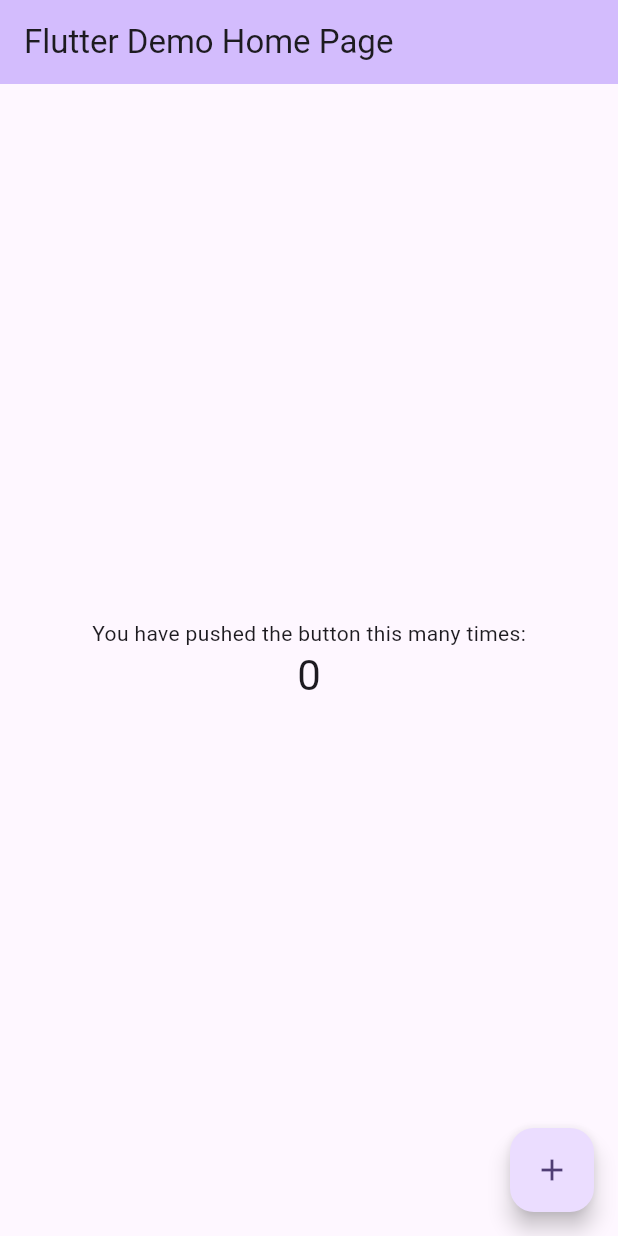
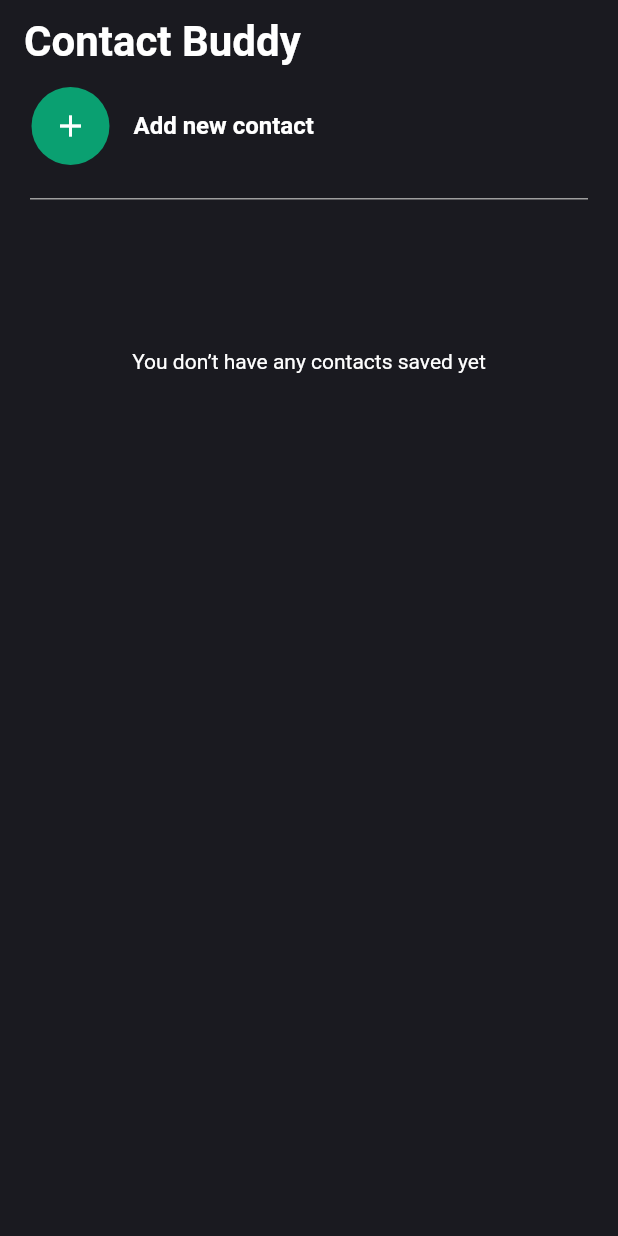
Before and after one commit to musabibnsiraj/contacts-buddy, a Flutter app: the screen it shows after launch, on a phone screen of 412 x 824 dp. Run offline on Flutter 3.47's test engine with Material 2 defaults, Android fonts, the phone set to English and light mode, and no system bars; our stand-ins replace flutter_spinkit, fluttertoast, sqflite; accounts and stored records are empty; Roboto replaces fonts that are missing (Montserrat).

Commit message:
added - provider, contact screen and lsiitng, contact model, db helper and sqflite and path dependencies

```diff
--- a/lib/helpers/db_helper.dart
+++ b/lib/helpers/db_helper.dart
@@ -35,8 +35,6 @@ class DB {
 
   static Future<List<Map<String, dynamic>>> getAll(String table) async {
     final db = await DB.database();
-    // final List<Map<String, Object?>> datas = await db.query(table);
-    // return datas.map((e) => TrackingsModel.fromMap(e)).toList();
     return db.query(table);
   }
 
--- a/lib/main.dart
+++ b/lib/main.dart
@@ -1,125 +1,61 @@
+import 'package:contacts_buddy/providers/contact_provider.dart';
+import 'package:contacts_buddy/screens/contacts_screen.dart';
+import 'package:contacts_buddy/widgets/constant.dart';
 import 'package:flutter/material.dart';
+import 'package:provider/provider.dart';
 
 void main() {
   runApp(const MyApp());
 }
 
-class MyApp extends StatelessWidget {
+class MyApp extends StatefulWidget {
   const MyApp({super.key});
 
-  // This widget is the root of your application.
   @override
-  Widget build(BuildContext context) {
-    return MaterialApp(
-      title: 'Flutter Demo',
-      theme: ThemeData(
-        // This is the theme of your application.
-        //
-        // TRY THIS: Try running your application with "flutter run". You'll see
-        // the application has a blue toolbar. Then, without quitting the app,
-        // try changing the seedColor in the colorScheme below to Colors.green
-        // and then invoke "hot reload" (save your changes or press the "hot
-        // reload" button in a Flutter-supported IDE, or press "r" if you used
-        // the command line to start the app).
-        //
-        // Notice that the counter didn't reset back to zero; the application
-        // state is not lost during the reload. To reset the state, use hot
-        // restart instead.
-        //
-        // This works for code too, not just values: Most code changes can be
-        // tested with just a hot reload.
-        colorScheme: ColorScheme.fromSeed(seedColor: Colors.deepPurple),
-        useMaterial3: true,
-      ),
-      home: const MyHomePage(title: 'Flutter Demo Home Page'),
-    );
-  }
+  State<MyApp> createState() => _MyAppState();
 }
 
-class MyHomePage extends StatefulWidget {
-  const MyHomePage({super.key, required this.title});
-
-  // This widget is the home page of your application. It is stateful, meaning
-  // that it has a State object (defined below) that contains fields that affect
-  // how it looks.
-
-  // This class is the configuration for the state. It holds the values (in this
-  // case the title) provided by the parent (in this case the App widget) and
-  // used by the build method of the State. Fields in a Widget subclass are
-  // always marked "final".
-
-  final String title;
-
+class _MyAppState extends State<MyApp> {
   @override
-  State<MyHomePage> createState() => _MyHomePageState();
-}
-
-class _MyHomePageState extends State<MyHomePage> {
-  int _counter = 0;
-
-  void _incrementCounter() {
-    setState(() {
-      // This call to setState tells the Flutter framework that something has
-      // changed in this State, which causes it to rerun the build method below
-      // so that the display can reflect the updated values. If we changed
-      // _counter without calling setState(), then the build method would not be
-      // called again, and so nothing would appear to happen.
-      _counter++;
-    });
+  void initState() {
+    super.initState();
   }
 
   @override
   Widget build(BuildContext context) {
-    // This method is rerun every time setState is called, for instance as done
-    // by the _incrementCounter method above.
-    //
-    // The Flutter framework has been optimized to make rerunning build methods
-    // fast, so that you can just rebuild anything that needs updating rather
-    // than having to individually change instances of widgets.
-    return Scaffold(
-      appBar: AppBar(
-        // TRY THIS: Try changing the color here to a specific color (to
-        // Colors.amber, perhaps?) and trigger a hot reload to see the AppBar
-        // change color while the other colors stay the same.
-        backgroundColor: Theme.of(context).colorScheme.inversePrimary,
-        // Here we take the value from the MyHomePage object that was created by
-        // the App.build method, and use it to set our appbar title.
-        title: Text(widget.title),
+    return MultiProvider(
+      providers: [ChangeNotifierProvider.value(value: ContactProvider())],
+      child: MaterialApp(
+        builder: (context, child) {
+          // Set the textScaleFactor to 1.0 to disable system font scaling
+          return MediaQuery(
+            data: MediaQuery.of(context).copyWith(textScaleFactor: 1.0),
+            child: child!,
+          );
+        },
+        theme: ThemeData(
+          unselectedWidgetColor: appWhite,
+          iconTheme: IconThemeData(color: appIconColor),
+          scaffoldBackgroundColor: appBgColor,
+          textTheme: const TextTheme().copyWith(
+            bodyMedium: TextStyle(color: appTextColor),
+            displayLarge: TextStyle(color: appTextColor),
+            displayMedium: TextStyle(color: appTextColor),
+            titleMedium: TextStyle(color: appTextColor),
+            titleSmall: TextStyle(color: appTextColor),
+          ),
+          inputDecorationTheme: InputDecorationTheme(
+            labelStyle: TextStyle(color: appTextColor),
+            hintStyle: TextStyle(color: appTextColor),
+          ),
+          primaryColor: primaryAppColor,
+          colorScheme: ColorScheme.fromSwatch(
+                  primarySwatch: primaryColor, backgroundColor: primaryColor)
+              .copyWith(background: appBgColor),
+        ),
+        debugShowCheckedModeBanner: false,
+        home: const ContactsScreen(),
       ),
-      body: Center(
-        // Center is a layout widget. It takes a single child and positions it
-        // in the middle of the parent.
-        child: Column(
-          // Column is also a layout widget. It takes a list of children and
-          // arranges them vertically. By default, it sizes itself to fit its
-          // children horizontally, and tries to be as tall as its parent.
-          //
-          // Column has various properties to control how it sizes itself and
-          // how it positions its children. Here we use mainAxisAlignment to
-          // center the children vertically; the main axis here is the vertical
-          // axis because Columns are vertical (the cross axis would be
-          // horizontal).
-          //
-          // TRY THIS: Invoke "debug painting" (choose the "Toggle Debug Paint"
-          // action in the IDE, or press "p" in the console), to see the
-          // wireframe for each widget.
-          mainAxisAlignment: MainAxisAlignment.center,
-          children: <Widget>[
-            const Text(
-              'You have pushed the button this many times:',
-            ),
-            Text(
-              '$_counter',
-              style: Theme.of(context).textTheme.headlineMedium,
-            ),
-          ],
-        ),
-      ),
-      floatingActionButton: FloatingActionButton(
-        onPressed: _incrementCounter,
-        tooltip: 'Increment',
-        child: const Icon(Icons.add),
-      ), // This trailing comma makes auto-formatting nicer for build methods.
     );
   }
 }
--- a/lib/models/contact_buddy_model.dart
+++ b/lib/models/contact_buddy_model.dart
@@ -14,7 +14,7 @@ class ContactBuddy {
 
   factory ContactBuddy.fromJson(Map<String, dynamic> json) {
     return ContactBuddy(
-        id: json['_id'].toString(),
+        id: json['id'].toString(),
         firstname: json['firstname'].toString(),
         lastname: json['lastname'].toString(),
         phone: json['phone'].toString(),
--- /dev/null
+++ b/lib/screens/contacts_screen.dart
@@ -0,0 +1,198 @@
+import 'dart:async';
+import 'package:contacts_buddy/helpers/utill.dart';
+import 'package:contacts_buddy/models/contact_buddy_model.dart';
+import 'package:contacts_buddy/providers/contact_provider.dart';
+import '../../widgets/common_widget.dart';
+import 'package:flutter/material.dart';
+import 'package:provider/provider.dart';
+import '../widgets/constant.dart';
+
+class ContactsScreen extends StatefulWidget {
+  const ContactsScreen({Key? key}) : super(key: key);
+
+  @override
+  State<ContactsScreen> createState() => _ContactsScreenState();
+}
+
+class _ContactsScreenState extends State<ContactsScreen> {
+  List<ContactBuddy> userContacts = [];
+  bool loading = false;
+
+  @override
+  void initState() {
+    super.initState();
+    init();
+  }
+
+  init() async {
+    await getAllContacts();
+  }
+
+  // Update your getAllContacts function
+  Future<void> getAllContacts() async {
+    setState(() => loading = true);
+    try {
+      ContactProvider contactProvider =
+          Provider.of<ContactProvider>(context, listen: false);
+      if (mounted) {
+        await contactProvider.getAllContacts();
+      }
+    } catch (e) {
+      Utill.showError("Error: $e");
+    } finally {
+      setState(() => loading = false);
+    }
+  }
+
+  removeContact(String id, BuildContext context) async {
+    setState(() => loading = true);
+    try {
+      await Provider.of<ContactProvider>(context, listen: false)
+          .deleteContact(id);
+    } catch (e) {
+      Utill.showError("Error: $e");
+    } finally {
+      setState(() => loading = false);
+    }
+  }
+
+  @override
+  Widget build(BuildContext context) {
+    final contactProvider = Provider.of<ContactProvider>(context, listen: true);
+    final userContacts = contactProvider.getAllContact;
+    final isLoading = contactProvider.isLoading;
+
+    return Scaffold(
+      appBar: appBar('Contact Buddy'),
+      body: SafeArea(
+          child: Stack(
+        children: [
+          Column(
+            children: [
+              ListTile(
+                onTap: () async {},
+                leading: Container(
+                  height: 52,
+                  width: 52,
+                  margin: const EdgeInsets.only(left: 5),
+                  child: CircleAvatar(
+                    radius: 52,
+                    backgroundColor: primaryAppColor,
+                    child: Icon(
+                      Icons.add,
+                      color: appIconColor,
+                    ),
+                  ),
+                ),
+                title: const Text(
+                  'Add new contact',
+                  style: TextStyle(
+                    fontSize: 16,
+                    fontFamily: "Montserrat",
+                    fontWeight: FontWeight.w700,
+                  ),
+                ),
+              ),
+              const SizedBox(
+                height: 10,
+              ),
+              const SizedBox(
+                height: 10,
+              ),
+              Container(
+                padding: const EdgeInsets.only(left: 10),
+                margin: const EdgeInsets.only(left: 20, right: 20),
+                decoration: BoxDecoration(
+                  border: Border(bottom: BorderSide(color: appGrey)),
+                ),
+              ),
+              if (!isLoading && !loading && userContacts.isEmpty)
+                const Padding(
+                  padding: EdgeInsets.only(top: 100.0),
+                  child: Text('You don’t have any contacts saved yet'),
+                ),
+              Expanded(
+                  child: Scrollbar(
+                thumbVisibility: true,
+                child: ListView.builder(
+                  itemCount: userContacts.length,
+                  itemBuilder: (ctx, i) {
+                    ContactBuddy c = userContacts.elementAt(i);
+                    return Dismissible(
+                      key: UniqueKey(),
+                      direction: DismissDirection.horizontal,
+                      onDismissed: (!isLoading && !loading)
+                          ? (direction) async {
+                              setState(() {
+                                // Remove the item from the list.
+                                userContacts.removeAt(i);
+                              });
+                              await removeContact(c.id, context);
+                            }
+                          : null,
+                      background: Container(
+                        color: appRemoveColor,
+                        child: Align(
+                          alignment: Alignment.centerLeft,
+                          child: Padding(
+                            padding: const EdgeInsets.symmetric(
+                                horizontal: 20.0, vertical: 15),
+                            child: Column(
+                              children: [
+                                Icon(
+                                  Icons.delete,
+                                  color: appWhite,
+                                ),
+                                const Text('Remove'),
+                              ],
+                            ),
+                          ),
+                        ),
+                      ),
+                      secondaryBackground: Container(
+                        color: appRemoveColor,
+                        child: Align(
+                          alignment: Alignment.centerRight,
+                          child: Padding(
+                            padding: const EdgeInsets.symmetric(
+                                horizontal: 20.0, vertical: 15),
+                            child: Column(
+                              children: [
+                                Icon(
+                                  Icons.delete,
+                                  color: appWhite,
+                                ),
+                                const Text('Remove'),
+                              ],
+                            ),
+                          ),
+                        ),
+                      ),
+                      child: SizedBox(
+                        child: Padding(
+                          padding: const EdgeInsets.only(
+                              top: 8.0, bottom: 8.0, left: 4, right: 4),
+                          child: ListTile(
+                            onTap: () {},
+                            leading: CircleAvatar(
+                                backgroundColor: appGreen,
+                                child: Text(c.initials() ?? "")),
+                            trailing: Text(c.phone),
+                            title: Text(
+                              "${c.firstname} ${c.lastname}",
+                            ),
+                          ),
+                        ),
+                      ),
+                    );
+                  },
+                ),
+              ))
+            ],
+          ),
+          if (loading || isLoading) const Spinner()
+        ],
+      )),
+    );
+  }
+}
--- /dev/null
+++ b/lib/widgets/constant.dart
@@ -0,0 +1,33 @@
+import 'package:flutter/material.dart';
+
+//App colors
+Color appWhite = Colors.white;
+Color appBarText = Colors.white;
+Color appBarBgColor = Colors.transparent;
+Color appBlack = Colors.black;
+Color appGrey = Colors.grey;
+Color appRed = Colors.red;
+Color appBlue = Colors.blue;
+Color appTextColor = Colors.white;
+Color appIconColor = Colors.white;
+Color appRemoveColor = const Color.fromRGBO(246, 75, 101, 1);
+Color appGreen = const Color.fromARGB(255, 16, 160, 113);
+Color infoColor = const Color.fromARGB(204, 67, 89, 212);
+Color alertBoxBgColor = const Color.fromRGBO(31, 34, 42, 1);
+
+MaterialColor primaryColor = const MaterialColor(0xFF10A071, <int, Color>{
+  50: Color(0xFFE6F4F1),
+  100: Color(0xFFBFE6D9),
+  200: Color(0xFF94CDBF),
+  300: Color(0xFF6AB4A6),
+  400: Color(0xFF4C9D8F),
+  500: Color(0xFF308678),
+  600: Color(0xFF297B6E),
+  700: Color(0xFF206B5E),
+  800: Color(0xFF185B4E),
+  900: Color(0xFF0F483B),
+});
+
+Color appSpinColor = Colors.white;
+Color primaryAppColor = const Color.fromRGBO(10, 160, 113, 1);
+Color appBgColor = const Color(0xFF1A1A20);
--- a/pubspec.yaml
+++ b/pubspec.yaml
@@ -38,6 +38,8 @@ dependencies:
   sqflite: ^2.3.0
   provider: ^6.1.1
   path: ^1.8.3
+  flutter_spinkit: ^5.2.0
+  fluttertoast: ^8.2.4
 
 dev_dependencies:
   flutter_test:
```
Also changed, not shown: lib/helpers/utill.dart (added, +36 -0 lines), lib/providers/contact_provider.dart (added, +114 -0 lines), lib/widgets/common_widget.dart (added, +126 -0 lines), lib/widgets/show_alert_screen.dart (added, +41 -0 lines), pubspec.lock, 1 other file.
